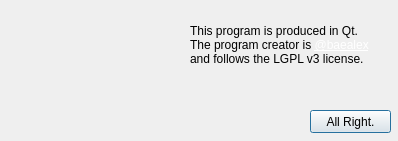
Above: src/infomation.ui from baealex/imagekyll before the change. Below: the same form after it.
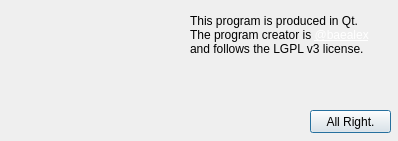
That is the form after the change. Icons and pictures are not drawn.

Patch:
```diff
--- a/src/infomation.ui
+++ b/src/infomation.ui
@@ -17,7 +17,7 @@
    <property name="geometry">
     <rect>
      <x>190</x>
-     <y>20</y>
+     <y>10</y>
      <width>201</width>
      <height>51</height>
     </rect>
```
